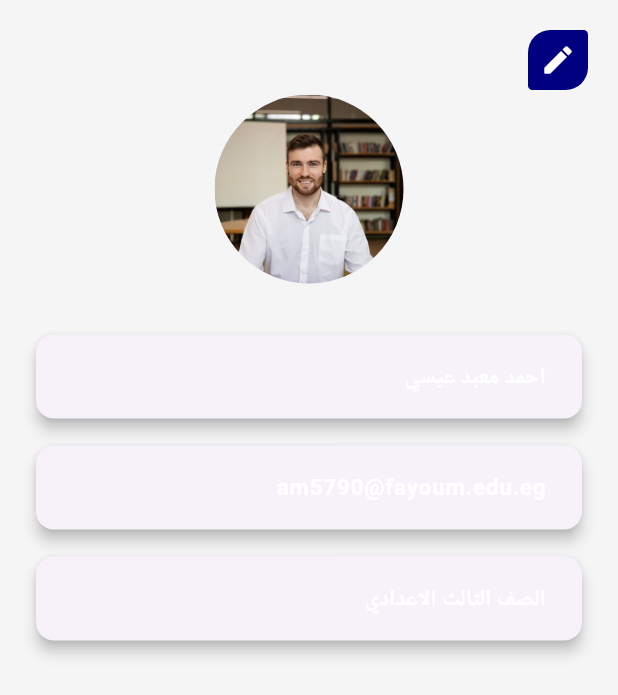
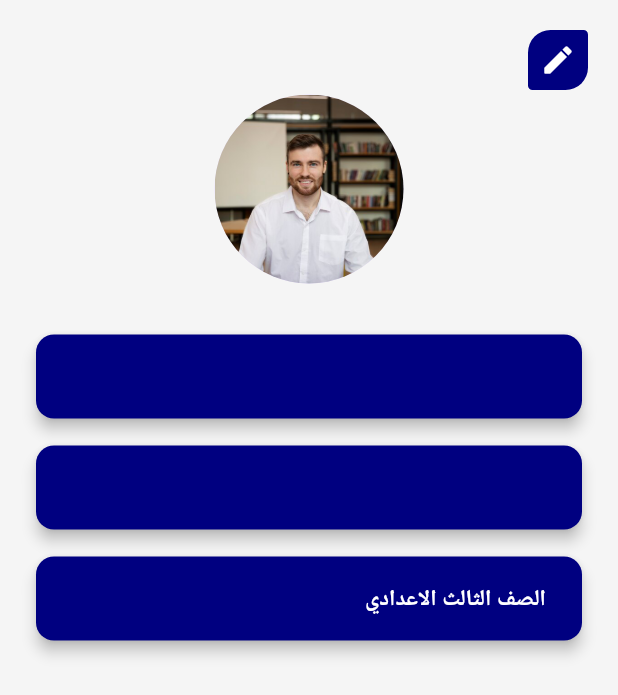
Before and after one commit to alaamorsi/graduation_project, a Flutter app: the ProfileScreen screen opened directly, on a phone screen of 412 x 824 dp. Shown: the top 695 px of the screen. Run offline on Flutter 3.47's test engine with Material 3 defaults, Android fonts, the phone set to English and light mode, and no system bars; our stand-ins replace bloc, conditional_builder_null_safety, curved_labeled_navigation_bar, dio, flutter_bloc, fluttertoast and 6 more; accounts and stored records are empty; network calls fail; Roboto replaces fonts that are missing (Changa).

Commit message:
الحمدلله

```diff
--- a/lib/main.dart
+++ b/lib/main.dart
@@ -1,6 +1,7 @@
 import 'package:flutter/material.dart';
 import 'package:flutter/services.dart';
 import 'package:flutter_bloc/flutter_bloc.dart';
+import 'package:graduation_project/layout/student/cubit/cubit.dart';
 import 'package:graduation_project/modules/cubit/cubit.dart';
 import 'package:graduation_project/modules/cubit/states.dart';
 import 'package:graduation_project/modules/login/cubit/cubit.dart';
@@ -18,7 +19,7 @@ void main() async{
   DioHelper.init();
   await CacheHelper.init();
   mode = CacheHelper.getData(key: 'appMode')??mode;
-  jwt = CacheHelper.getData(key: 'id')??jwt;
+  jwt = CacheHelper.getData(key: 'jwt')??jwt;
   role = CacheHelper.getData(key: 'role')??role;
   runApp(MyApp(appMode: mode));
   SystemChrome.setSystemUIOverlayStyle(
@@ -45,6 +46,7 @@ class MyApp extends StatelessWidget {
         BlocProvider(create: (context)=>AppCubit()),
         BlocProvider(create: (context)=>LoginCubit()),
         BlocProvider(create: (context)=>RegisterCubit()),
+        BlocProvider(create: (context)=>StudentCubit()),
       ],
       child: BlocConsumer<AppCubit,AppStates>(
         listener: (context,state){},
--- a/lib/modules/reset/forget_password_screen1.dart
+++ b/lib/modules/reset/forget_password_screen1.dart
@@ -58,7 +58,7 @@ class ForgetPasswordScreen1 extends StatelessWidget {
                           if (value!.isEmpty) {
                             return '!'' لا يمكن ترك هذه الخانة فارغة';
                           }
-                          else if (cubit.checkForNumbers(value))
+                          else if (!cubit.checkForNumbers(value))
                             {
                               return '!'' البريد الإلكتروني غير صالح';
                             }
--- a/lib/modules/settings.dart
+++ b/lib/modules/settings.dart
@@ -154,6 +154,10 @@ class _SettingsScreenState extends State<SettingsScreen> {
               ),
               TextButton(
                   onPressed: () {
+                    CacheHelper.removeData(key: 'jwt');
+                    CacheHelper.removeData(key: 'role');
+                    jwt = '';
+                    role = '';
                     navigateAndFinish(context, LoginScreen());
                   },
                   child: Text('تسجيل الخروج'))
--- a/lib/modules/student/discovery_category_list.dart
+++ b/lib/modules/student/discovery_category_list.dart
@@ -18,6 +18,7 @@ class CategoryList extends StatelessWidget {
         Color cardColor= Theme.of(context).cardColor;
         return Scaffold(
           body: CustomScrollView(
+            physics: BouncingScrollPhysics(),
             slivers: [
               SliverAppBar(
                 floating: true,
@@ -54,7 +55,7 @@ class CategoryList extends StatelessWidget {
                       cardColor: cardColor,
                     ),
                   ),
-                  itemCount: 9,
+                  itemCount: courses.length,
                 ),
                 fallback: (context)=>const Center(child: CircularProgressIndicator()),
               ),
--- a/lib/modules/student/profile.dart
+++ b/lib/modules/student/profile.dart
@@ -1,5 +1,7 @@
 import 'package:flutter/material.dart';
 import 'package:flutter_bloc/flutter_bloc.dart';
+import 'package:graduation_project/modules/login/cubit/cubit.dart';
+import 'package:graduation_project/modules/login/cubit/states.dart';
 import 'package:graduation_project/modules/student/edit_profile.dart';
 import 'package:graduation_project/shared/component/components.dart';
 import '../../layout/student/cubit/cubit.dart';
@@ -15,10 +17,9 @@ class ProfileScreen extends StatefulWidget {
 class ProfileScreenState extends State<ProfileScreen> {
   @override
   Widget build(BuildContext context) {
-     return BlocConsumer<StudentCubit,StudentStates>(
+     return BlocConsumer<LoginCubit,LoginStates>(
       listener: (context,state) {},
       builder:(context,state){
-        // var cubit = StudentCubit.get(context);
         var theme  = Theme.of(context);
         return Scaffold(
           backgroundColor: Theme.of(context).scaffoldBackgroundColor,
@@ -35,7 +36,7 @@ class ProfileScreenState extends State<ProfileScreen> {
                         height: 40.0,
                         width: 40.0,
                         decoration: BoxDecoration(
-                            color: theme.cardColor,
+                            color: theme.appBarTheme.backgroundColor,
                             borderRadius: const BorderRadius.only(
                               topLeft: Radius.circular(15.0),
                               bottomRight: Radius.circular(15.0),
@@ -68,25 +69,28 @@ class ProfileScreenState extends State<ProfileScreen> {
                   ),
                   const SizedBox(height: 30,),
                   //data
-                  const Card(
+                   Card(
+                     color: theme.appBarTheme.backgroundColor,
                     elevation: 4,
                     child: ListTile(
-                      trailing: Text("احمد معبد عيسي",
+                      trailing: Text(LoginCubit.get(context).userData.name,
                         style: TextStyle(fontWeight: FontWeight.bold,fontSize: 15.0,color: Colors.white),
                       ),
                     ),
                   ),
                   const SizedBox(height: 10,),
-                  const Card(
-                    elevation: 4,
+                   Card(
+                     color: theme.appBarTheme.backgroundColor,
+                     elevation: 4,
                     child: ListTile(
-                      trailing: Text("am5790@fayoum.edu.eg",
+                      trailing: Text(LoginCubit.get(context).userData.email,
                         style: TextStyle(fontWeight: FontWeight.bold,fontSize: 15.0,color: Colors.white),
                       ),
                     ),
                   ),
                   const SizedBox(height: 10,),
-                  const Card(
+                   Card(
+                     color: theme.appBarTheme.backgroundColor,
                     elevation: 4.0,
                     child: ListTile(
                       trailing: Text("الصف الثالث الاعدادي",
--- a/lib/shared/component/constant.dart
+++ b/lib/shared/component/constant.dart
@@ -2,8 +2,8 @@ import 'package:google_fonts/google_fonts.dart';
 
 bool mode = true;
 String appBarLogo = "Assets/appBarLogo.png";
-String jwt = '';
-String role = '';
+String? jwt = '';
+String? role = '';
 late double screenHeight;
 late double screenWidth;
 
```
Also changed, not shown: lib/modules/login/cubit/cubit.dart (+8 -2 lines), lib/modules/splash.dart (+7 -1 lines).
